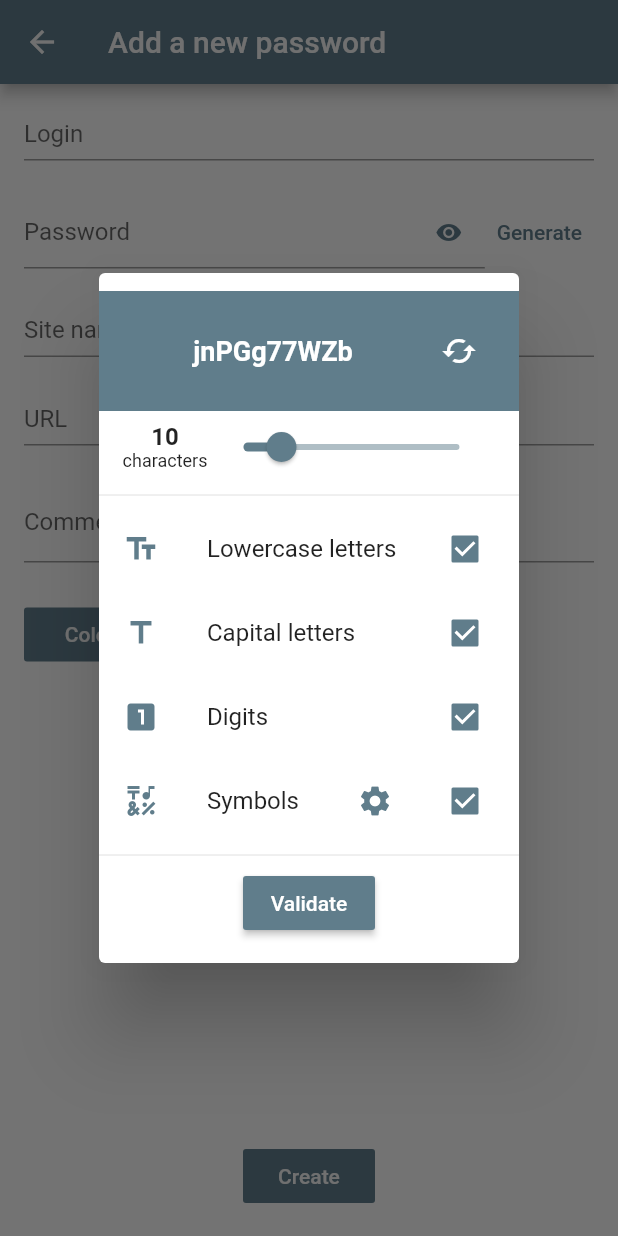
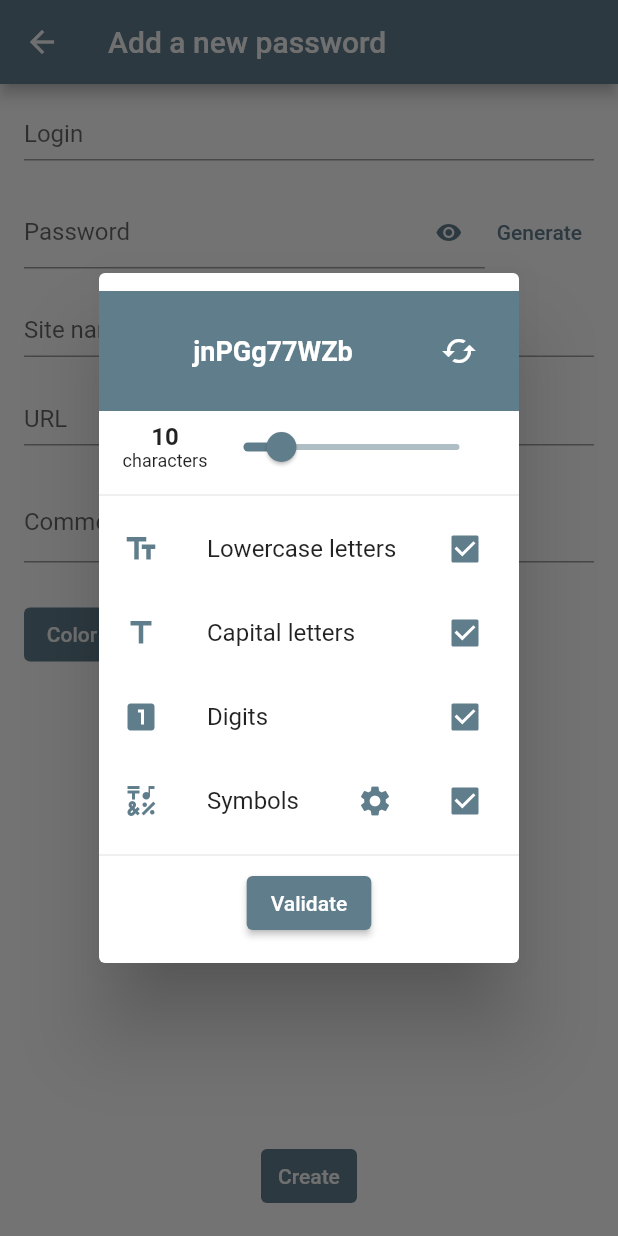
Before and after one commit to MaxdeoxiS/pass-manager, a Flutter app: the PasswordCreation screen opened by its route, after a tap on "Generate", on a phone screen of 412 x 824 dp. Run offline on Flutter 3.47's test engine with Material 2 defaults, Android fonts, the phone set to English and light mode, and no system bars; our stand-ins replace easy_localization, floor, flutter_colorpicker, flutter_secure_storage, sqflite; missing offline and left inert: clipboard, encrypt; accounts and stored records are empty; generated files the repository leaves out were written again.

Commit message:
refacto(buttons): migrate FlatButton to TextButton - flutter update

```diff
--- a/lib/passwords/views/password-creation.dart
+++ b/lib/passwords/views/password-creation.dart
@@ -163,11 +163,14 @@ class _PasswordCreationState extends State<PasswordCreation> {
                   ),
                   Row(
                     children: [
-                      FlatButton(
-                          onPressed: () => _showColorPicker(),
-                          child: Text('passwords.color'.tr(),
-                              style: TextStyle(color: ColorHelper.getTextContrastedColor(currentColor))),
-                          color: currentColor),
+                      TextButton(
+                        onPressed: () => _showColorPicker(),
+                        child: Text('passwords.color'.tr(),
+                            style: TextStyle(color: ColorHelper.getTextContrastedColor(currentColor))),
+                        style: ButtonStyle(
+                          backgroundColor: MaterialStateProperty.all<Color>(currentColor),
+                        ),
+                      ),
                       IconButton(
                           icon: Icon(isFavorite ? Icons.favorite : Icons.favorite_outline, size: 30),
                           onPressed: () => _toggleFavorite(),
@@ -179,11 +182,13 @@ class _PasswordCreationState extends State<PasswordCreation> {
               Expanded(
                   child: new Align(
                       alignment: Alignment.bottomCenter,
-                      child: FlatButton(
+                      child: TextButton(
                           onPressed: () => insertPassword(),
                           child: Text('global.create'.tr(),
                               style: TextStyle(color: ColorHelper.getTextContrastedColor(currentColor))),
-                          color: currentColor)))
+                          style: ButtonStyle(
+                            backgroundColor: MaterialStateProperty.all<Color>(currentColor),
+                          ))))
             ],
           ),
         ),
--- a/lib/passwords/views/password-generation.dart
+++ b/lib/passwords/views/password-generation.dart
@@ -27,8 +27,30 @@ class _PasswordGenerationState extends State<PasswordGeneration> {
   bool _includeDigits = true;
   bool _includeSymbols = true;
   final List<String> _symbols = [
-    "!", "#", "\$", "%", "\"", "&", "'", "(", ")", "*", "-", ".",
-    ":", ";", "?", "@", "[", "\\", "]", "^", "_", "{", "}", "/",
+    "!",
+    "#",
+    "\$",
+    "%",
+    "\"",
+    "&",
+    "'",
+    "(",
+    ")",
+    "*",
+    "-",
+    ".",
+    ":",
+    ";",
+    "?",
+    "@",
+    "[",
+    "\\",
+    "]",
+    "^",
+    "_",
+    "{",
+    "}",
+    "/",
   ];
   List<String> _lowercase = <String>[];
   List<String> _uppercase = <String>[];
@@ -37,8 +59,31 @@ class _PasswordGenerationState extends State<PasswordGeneration> {
 
   _PasswordGenerationState() {
     _lowercase = [
-    "a", "b", "c", "d", "e", "f", "g", "h", "i", "j", "k", "l", "m", "n", "o",
-    "p", "q", "r", "s", "t", "v", "w", "x", "y", "z"
+      "a",
+      "b",
+      "c",
+      "d",
+      "e",
+      "f",
+      "g",
+      "h",
+      "i",
+      "j",
+      "k",
+      "l",
+      "m",
+      "n",
+      "o",
+      "p",
+      "q",
+      "r",
+      "s",
+      "t",
+      "v",
+      "w",
+      "x",
+      "y",
+      "z"
     ];
     _uppercase = _lowercase.map((letter) => letter.toUpperCase()).toList();
   }
@@ -96,7 +141,7 @@ class _PasswordGenerationState extends State<PasswordGeneration> {
 
   List<String> _mergeSelf(List<String> list, int factor) {
     List<String> newList = new List<String>.from(list);
-    for(var i = 1; i < factor; i++) {
+    for (var i = 1; i < factor; i++) {
       newList..addAll(list);
     }
     return newList;
@@ -107,7 +152,6 @@ class _PasswordGenerationState extends State<PasswordGeneration> {
 
     // Go through all elements.
     for (var i = items.length - 1; i > 0; i--) {
-
       // Pick a pseudorandom number according to the list length
       int n = random.nextInt(i + 1);
 
@@ -158,9 +202,7 @@ class _PasswordGenerationState extends State<PasswordGeneration> {
                     _password,
                     textAlign: TextAlign.center,
                     style: TextStyle(
-                        color: Colors.white,
-                        fontSize: _password.length >= 20 ? 15 : 18,
-                        fontWeight: FontWeight.bold),
+                        color: Colors.white, fontSize: _password.length >= 20 ? 15 : 18, fontWeight: FontWeight.bold),
                   ),
                 ),
                 IconButton(
@@ -176,8 +218,7 @@ class _PasswordGenerationState extends State<PasswordGeneration> {
           mainAxisAlignment: MainAxisAlignment.center,
           children: [
             Column(children: [
-              Text(_passwordLength.toString(),
-                  style: TextStyle(fontWeight: FontWeight.bold, fontSize: 16)),
+              Text(_passwordLength.toString(), style: TextStyle(fontWeight: FontWeight.bold, fontSize: 16)),
               Text("passwords.characters".tr(), style: TextStyle(fontSize: 12))
             ]),
             Slider(
@@ -193,8 +234,7 @@ class _PasswordGenerationState extends State<PasswordGeneration> {
                   this._generatePassword();
                 },
                 activeColor: widget.color,
-              inactiveColor: widget.color.withOpacity(0.5)
-            ),
+                inactiveColor: widget.color.withOpacity(0.5)),
           ],
         ),
         Divider(),
@@ -240,7 +280,10 @@ class _PasswordGenerationState extends State<PasswordGeneration> {
               Expanded(
                 child: Text('passwords.symbols'.tr()),
               ),
-              IconButton(icon: Icon(Icons.settings), color: widget.color, onPressed: () {
+              IconButton(
+                  icon: Icon(Icons.settings),
+                  color: widget.color,
+                  onPressed: () {
                     _handleSymbolsSelection();
                   }),
             ],
@@ -260,9 +303,10 @@ class _PasswordGenerationState extends State<PasswordGeneration> {
           mainAxisAlignment: MainAxisAlignment.center,
           mainAxisSize: MainAxisSize.min,
           children: [
-            RaisedButton(
-              color: widget.color,
-              textColor: Colors.white,
+            ElevatedButton(
+              style: ButtonStyle(
+                backgroundColor: MaterialStateProperty.all<Color>(widget.color),
+              ),
               onPressed: () {
                 Navigator.pop(context, _password);
               },
```
Also changed, not shown: lib/passwords/views/password-view.dart (+6 -5 lines), lib/passwords/views/symbols-selection.dart (+17 -11 lines). Lines whose indentation alone changed are shown as unchanged.
